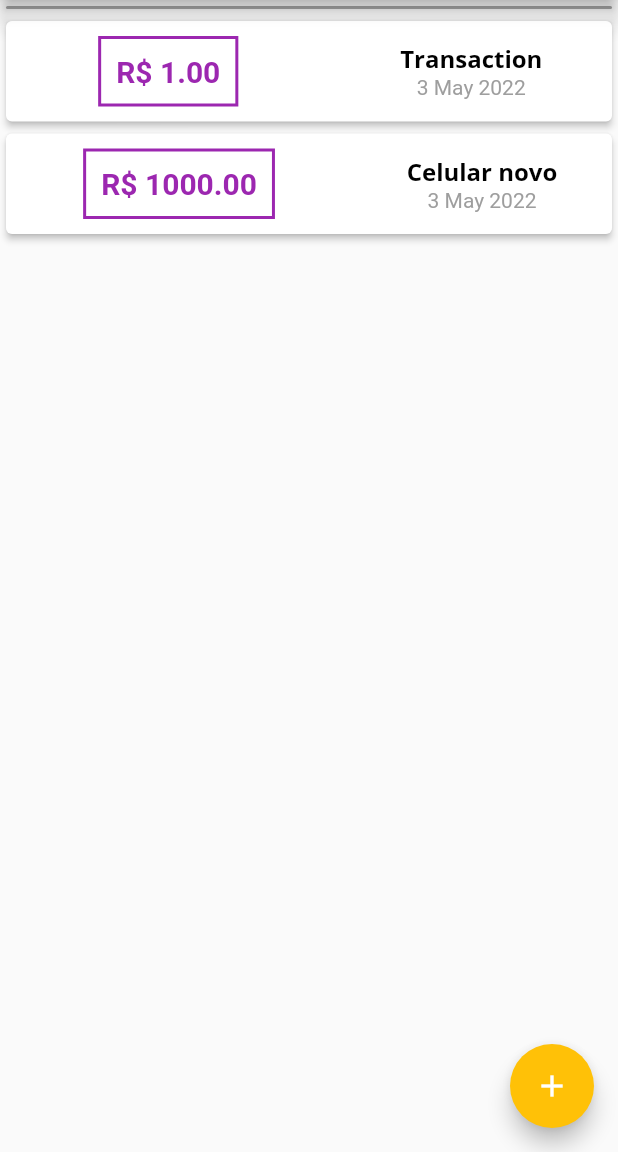
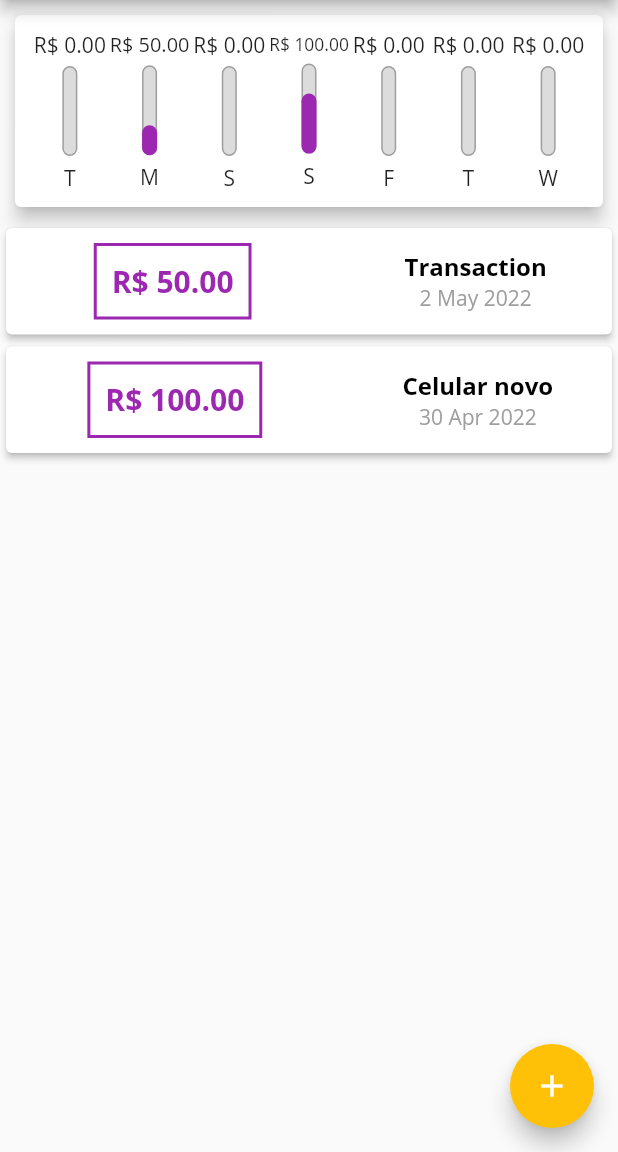
Before and after one commit to icarodavi/expenses, a Flutter app: the screen it shows after launch, on a phone screen of 412 x 824 dp, the part 84-1236 px from its top. Run offline on Flutter 3.47's test engine with Material 2 defaults, Android fonts, the phone set to English and light mode, and no system bars.

Commit message:
Chart and assets

```diff
--- /dev/null
+++ b/lib/components/chart.dart
@@ -0,0 +1,58 @@
+import 'package:expenses/components/chart_bar.dart';
+import 'package:flutter/material.dart';
+import 'package:intl/intl.dart';
+import '../models/transaction.dart';
+
+class Chart extends StatelessWidget {
+  const Chart(this.recentTransaction, {Key? key}) : super(key: key);
+  final List<Transaction> recentTransaction;
+
+  List<Map<String, Object>> get groupedTransaction {
+    return List.generate(7, (index) {
+      final weekDay = DateTime.now().subtract(Duration(days: index));
+
+      double totalSum = 0.0;
+      for (var i = 0; i < recentTransaction.length; i++) {
+        bool sameDay = recentTransaction[i].date.day == weekDay.day;
+        bool sameMonth = recentTransaction[i].date.month == weekDay.month;
+        bool sameYear = recentTransaction[i].date.year == weekDay.year;
+
+        if (sameDay && sameMonth && sameYear) {
+          totalSum += recentTransaction[i].value;
+        }
+      }
+      return {
+        'day': DateFormat.E().format(weekDay)[0],
+        'value': totalSum,
+      };
+    });
+  }
+
+  double get _weekTotalValue {
+    return groupedTransaction.fold(
+        0.0, (sum, item) => sum + (item['value'] as double));
+  }
+
+  @override
+  Widget build(BuildContext context) {
+    return Card(
+      elevation: 5,
+      margin: const EdgeInsets.all(10),
+      child: Padding(
+        padding: const EdgeInsets.all(10.0),
+        child: Row(
+            mainAxisAlignment: MainAxisAlignment.spaceAround,
+            children: groupedTransaction.map((e) {
+              return Flexible(
+                fit: FlexFit.tight,
+                child: ChartBar(
+                  label: e['day'].toString(),
+                  value: (e['value'] as double),
+                  percentage: (e['value'] as double) / _weekTotalValue,
+                ),
+              );
+            }).toList()),
+      ),
+    );
+  }
+}
--- /dev/null
+++ b/lib/components/chart_bar.dart
@@ -0,0 +1,47 @@
+import 'package:flutter/material.dart';
+
+class ChartBar extends StatelessWidget {
+  const ChartBar({this.label, this.value, this.percentage, Key? key})
+      : super(key: key);
+  final String? label;
+  final double? value;
+  final double? percentage;
+
+  @override
+  Widget build(BuildContext context) {
+    return Column(
+      children: <Widget>[
+        FittedBox(
+          child: Text('R\$ ${value!.toStringAsFixed(2)}'),
+        ),
+        const SizedBox(height: 5),
+        // ignore: sized_box_for_whitespace
+        Container(
+          height: 60,
+          width: 10,
+          child: Stack(
+            alignment: Alignment.bottomCenter,
+            children: <Widget>[
+              Container(
+                decoration: BoxDecoration(
+                    border: Border.all(color: Colors.grey, width: 1.0),
+                    color: const Color.fromRGBO(220, 220, 220, 1),
+                    borderRadius: BorderRadius.circular(5)),
+              ),
+              FractionallySizedBox(
+                heightFactor: percentage,
+                child: Container(
+                  decoration: BoxDecoration(
+                      color: Theme.of(context).colorScheme.primary,
+                      borderRadius: BorderRadius.circular(5)),
+                ),
+              ),
+            ],
+          ),
+        ),
+        const SizedBox(height: 5),
+        Text(label!),
+      ],
+    );
+  }
+}
--- a/lib/main.dart
+++ b/lib/main.dart
@@ -1,3 +1,4 @@
+import 'package:expenses/components/chart.dart';
 import 'package:flutter/material.dart';
 import 'dart:math';
 import 'components/transaction_form.dart';
@@ -8,7 +9,7 @@ void main() => runApp(ExpensesApp());
 
 class ExpensesApp extends StatelessWidget {
   ExpensesApp({Key? key}) : super(key: key);
-  final ThemeData tema = ThemeData();
+  final ThemeData tema = ThemeData(fontFamily: 'OpenSans');
   @override
   Widget build(BuildContext context) {
     return MaterialApp(
@@ -43,20 +44,30 @@ class MyHomePage extends StatefulWidget {
 }
 
 class _MyHomePageState extends State<MyHomePage> {
-  final _transaction = [
+  final List<Transaction> _transaction = [
     Transaction(
       id: 't1',
       title: 'Transaction',
-      date: DateTime.now(),
-      value: 1.00,
+      date: DateTime.now().subtract(Duration(days: 1)),
+      value: 50.00,
     ),
     Transaction(
       id: 't2',
       title: 'Celular novo',
-      date: DateTime.now(),
-      value: 1000.00,
+      date: DateTime.now().subtract(Duration(days: 3)),
+      value: 100.00,
     ),
   ];
+
+  List<Transaction> get _recentTransactions {
+    return _transaction.where((tr) {
+      return tr.date.isAfter(
+        DateTime.now().subtract(
+          const Duration(days: 7),
+        ),
+      );
+    }).toList();
+  }
 
   _openTransactionFormModal(BuildContext context) {
     showModalBottomSheet(
@@ -96,14 +107,7 @@ class _MyHomePageState extends State<MyHomePage> {
           mainAxisAlignment: MainAxisAlignment.spaceAround,
           crossAxisAlignment: CrossAxisAlignment.stretch,
           children: <Widget>[
-            Container(
-              height: 10,
-              child: const Card(
-                color: Colors.grey,
-                elevation: 5,
-                child: Text('Versão inicial'),
-              ),
-            ),
+            Chart(_recentTransactions),
             Column(
               children: [
                 // TransactionForm(
--- a/pubspec.yaml
+++ b/pubspec.yaml
@@ -58,8 +58,8 @@ flutter:
   uses-material-design: true
 
   # To add assets to your application, add an assets section, like this:
-  # assets:
-  #   - images/a_dot_burr.jpeg
+  assets:
+    - assets/images/waiting.png
   #   - images/a_dot_ham.jpeg
 
   # An image asset can refer to one or more resolution-specific "variants", see
```
Also changed, not shown: assets/images/waiting.png (added), 1 other file.
